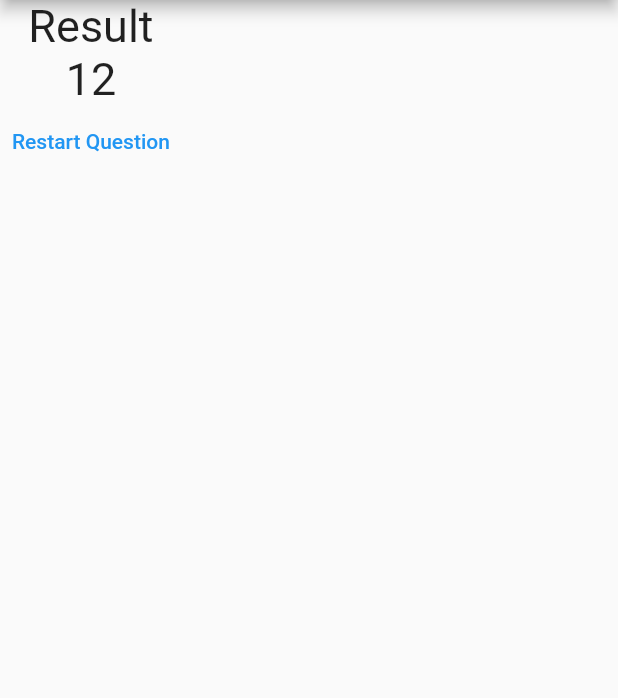
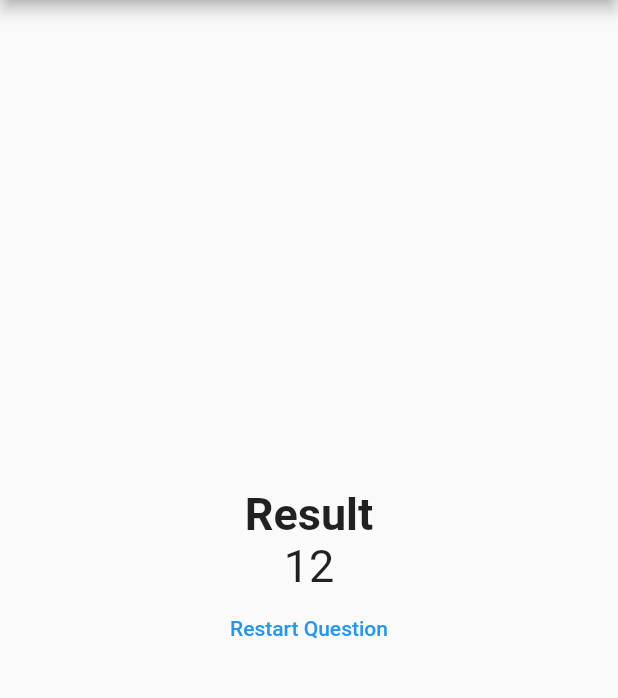
Before and after one commit to amrabdalfatah/Quiz_App, a Flutter app: the screen it shows after launch, after a tap on "Red = 5p", after a tap on "Snacke = 4p", after a tap on "Anjela = 3p", on a phone screen of 412 x 824 dp, the part 84-782 px from its top. Run offline on Flutter 3.47's test engine with Material 2 defaults, Android fonts, the phone set to English and light mode, and no system bars.

Commit message:
finish result

```diff
--- a/lib/result.dart
+++ b/lib/result.dart
@@ -8,14 +8,18 @@ class Result extends StatelessWidget {
   @override
   Widget build(BuildContext context) {
     return Column(
+      mainAxisAlignment: MainAxisAlignment.center,
+      crossAxisAlignment: CrossAxisAlignment.stretch,
       children: [
         Text(
           'Result',
-          style: TextStyle(fontSize: 30),
+          style: TextStyle(fontSize: 30, fontWeight: FontWeight.bold),
+          textAlign: TextAlign.center,
         ),
         Text(
           '$result',
           style: TextStyle(fontSize: 30),
+          textAlign: TextAlign.center,
         ),
         TextButton(
           child: Text('Restart Question'),
```
